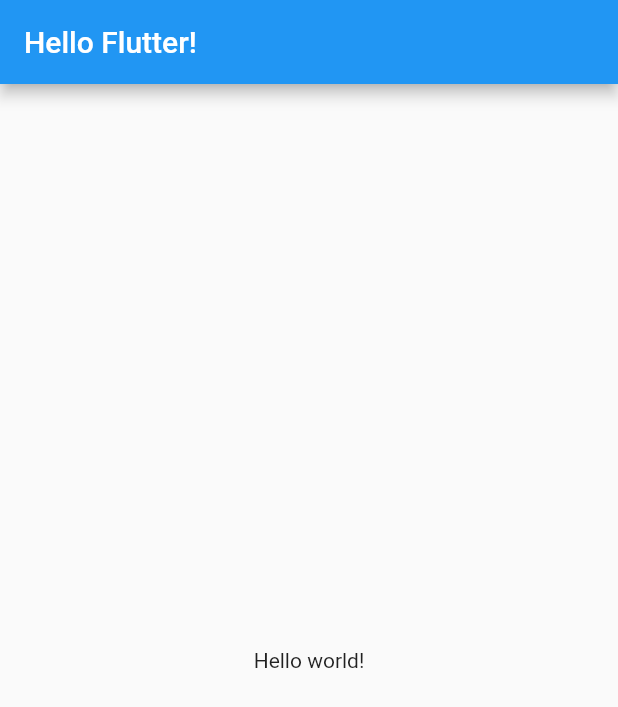
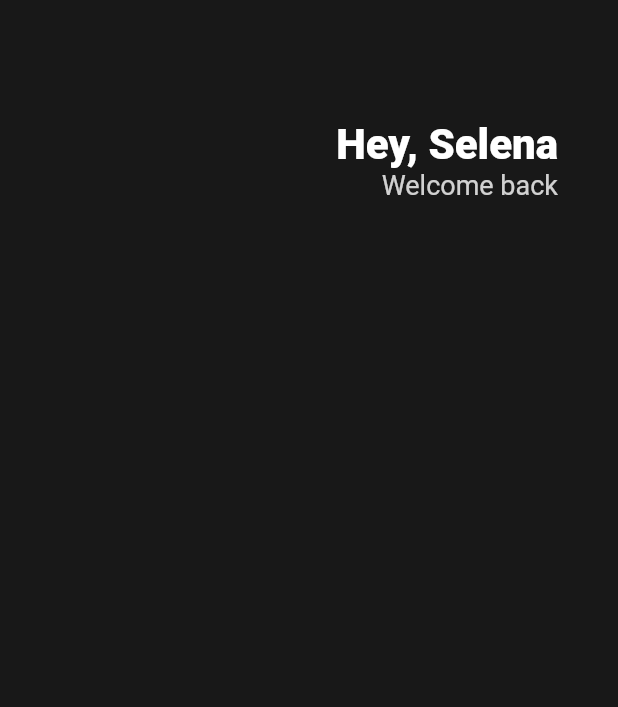
Before and after one commit to yjinjo/toonflix, a Flutter app: the screen it shows after launch, on a phone screen of 412 x 824 dp. Shown: the top 707 px of the screen. Run offline on Flutter 3.47's test engine with Material 2 defaults, Android fonts, the phone set to English and light mode, and no system bars.

Commit message:
#1. UI - Header

```diff
--- a/lib/main.dart
+++ b/lib/main.dart
@@ -9,11 +9,43 @@ class App extends StatelessWidget {
   Widget build(BuildContext context) {
     return MaterialApp(
       home: Scaffold(
-        appBar: AppBar(
-          title: Text("Hello Flutter!"),
-        ),
-        body: Center(
-          child: Text("Hello world!"),
+        backgroundColor: Color(0xFF181818),
+        body: Padding(
+          padding: EdgeInsets.symmetric(
+            horizontal: 40,
+          ),
+          child: Column(
+            children: [
+              SizedBox(
+                height: 80,
+              ),
+              Row(
+                mainAxisAlignment: MainAxisAlignment.end,
+                children: [
+                  Column(
+                    crossAxisAlignment: CrossAxisAlignment.end,
+                    children: [
+                      Text(
+                        "Hey, Selena",
+                        style: TextStyle(
+                          color: Colors.white,
+                          fontSize: 28,
+                          fontWeight: FontWeight.w800,
+                        ),
+                      ),
+                      Text(
+                        "Welcome back",
+                        style: TextStyle(
+                          color: Color.fromRGBO(255, 255, 255, 0.8),
+                          fontSize: 18,
+                        ),
+                      ),
+                    ],
+                  )
+                ],
+              )
+            ],
+          ),
         ),
       ),
     );
```
